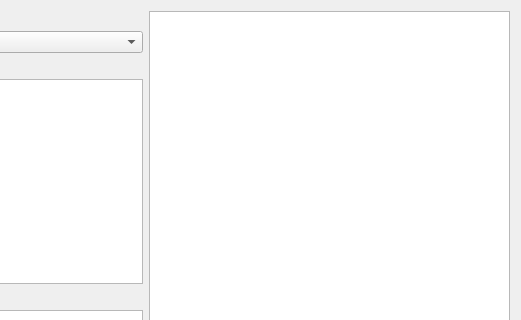
Old version of the form Views/questionview.ui in the repository ArkadiuszStanislawLega/Flashcards_Qt; both pictures show x 229 to 750 and y 0 to 320 of the 750 by 600 pixel window.
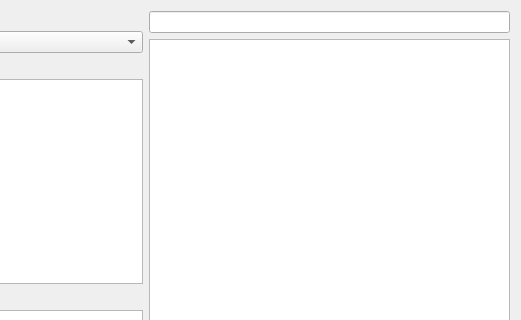
New version of the form.

Commit message: Update question view - added searching bar.

Diff of the .ui file:
```diff
--- a/Views/questionview.ui
+++ b/Views/questionview.ui
@@ -90,11 +90,21 @@
       </layout>
      </item>
      <item>
+      <layout class="QVBoxLayout" name="hl_questions_searching">
+       <property name="leftMargin">
+        <number>0</number>
+       </property>
+       <item>
+        <widget class="QLineEdit" name="le_searching_bar"/>
+       </item>
+       <item>
       <widget class="QListView" name="lv_created_quesions">
        <property name="editTriggers">
         <set>QAbstractItemView::NoEditTriggers</set>
        </property>
       </widget>
+       </item>
+      </layout>
      </item>
     </layout>
    </item>
```
Lines whose indentation alone changed are shown as unchanged. The commit also changes 2 other files.
